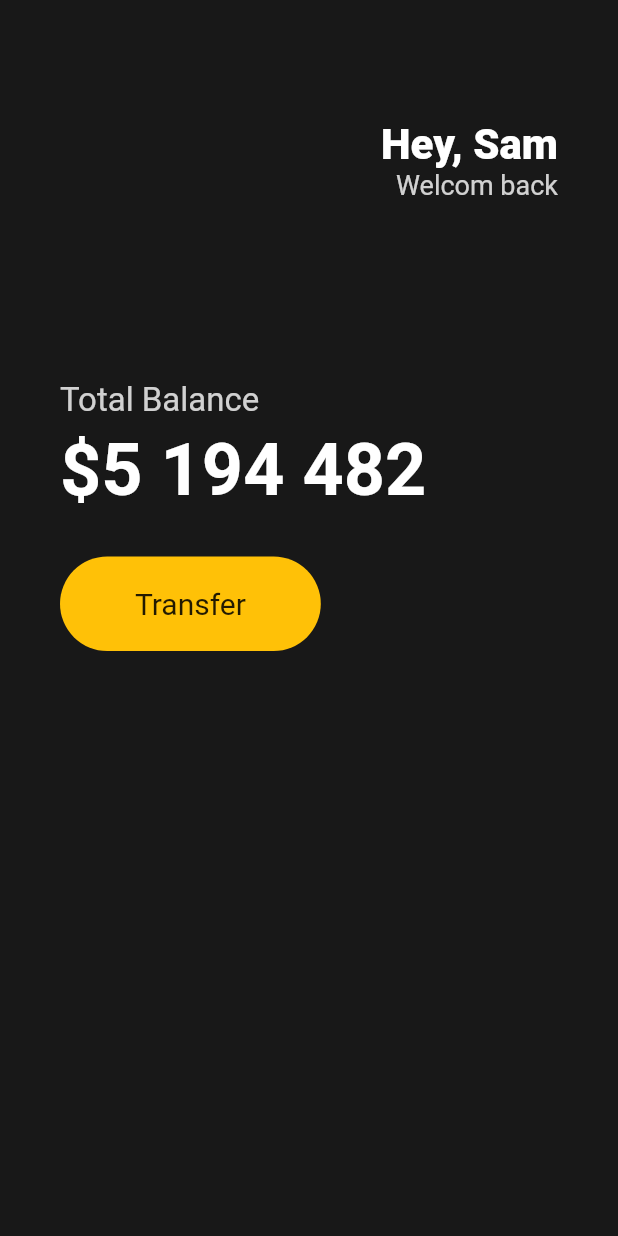
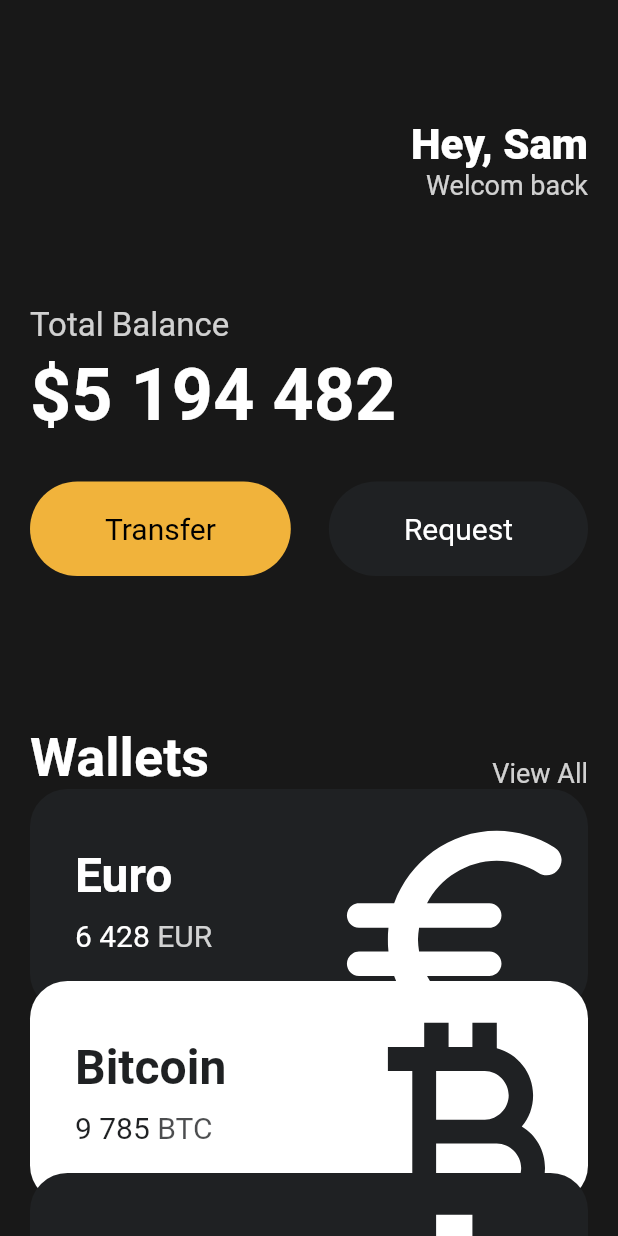
Before and after one commit to KyungTae0/toonflix, a Flutter app: the screen it shows after launch, on a phone screen of 412 x 824 dp. Run offline on Flutter 3.47's test engine with Material 2 defaults, Android fonts, the phone set to English and light mode, and no system bars.

Commit message:
Feat: 3강 끝 - 카드까지

```diff
--- a/lib/main.dart
+++ b/lib/main.dart
@@ -1,4 +1,6 @@
 import 'package:flutter/material.dart';
+import 'package:toonflix/widgets/Button.dart';
+import 'package:toonflix/widgets/currency_card.dart';
 
 void main() {
   runApp(const App());
@@ -19,10 +21,11 @@ class App extends StatelessWidget {
     return MaterialApp(
       // Scaffold -> app의 구조를 잡아주는 애임 모든 app 에서 필요함
       home: Scaffold(
-          backgroundColor: const Color(0xFF181818),
-          body: Padding(
+        backgroundColor: const Color(0xFF181818),
+        body: SingleChildScrollView(
+          child: Padding(
             padding: const EdgeInsets.symmetric(
-              horizontal: 40,
+              horizontal: 20,
             ),
             child: Column(
               crossAxisAlignment: CrossAxisAlignment.start,
@@ -56,7 +59,7 @@ class App extends StatelessWidget {
                   ],
                 ),
                 const SizedBox(
-                  height: 120,
+                  height: 70,
                 ),
                 Text(
                   'Total Balance',
@@ -79,31 +82,77 @@ class App extends StatelessWidget {
                 const SizedBox(
                   height: 30,
                 ),
+                const Row(
+                  mainAxisAlignment: MainAxisAlignment.spaceBetween,
+                  children: [
+                    Button(
+                      text: 'Transfer',
+                      bgColor: Color(0XFFF1B33B),
+                      txtColor: Colors.black,
+                    ),
+                    Button(
+                      text: 'Request',
+                      bgColor: Color(0xFF1F2123),
+                      txtColor: Colors.white,
+                    ),
+                  ],
+                ),
+                const SizedBox(
+                  height: 100,
+                ),
                 Row(
+                  mainAxisAlignment: MainAxisAlignment.spaceBetween,
+                  crossAxisAlignment: CrossAxisAlignment.end,
                   children: [
-                    Container(
-                      decoration: BoxDecoration(
-                        color: Colors.amber,
-                        borderRadius: BorderRadius.circular(45),
+                    const Text(
+                      'Wallets',
+                      style: TextStyle(
+                        color: Colors.white,
+                        fontSize: 36,
+                        fontWeight: FontWeight.w600,
                       ),
-                      child: const Padding(
-                        padding: EdgeInsets.symmetric(
-                          vertical: 20,
-                          horizontal: 50,
-                        ),
-                        child: Text(
-                          'Transfer',
-                          style: TextStyle(
-                            fontSize: 20,
-                          ),
-                        ),
+                    ),
+                    Text(
+                      'View All',
+                      style: TextStyle(
+                        color: Colors.white.withOpacity(0.8),
+                        fontSize: 18,
                       ),
-                    )
+                    ),
                   ],
-                )
+                ),
+                const SizedBox(
+                  height: 20,
+                ),
+                const CurrencyCard(
+                  name: "Euro",
+                  code: "EUR",
+                  amount: '6 428',
+                  icon: Icons.euro_rounded,
+                  isInverted: false,
+                  order: 1,
+                ),
+                const CurrencyCard(
+                  name: "Bitcoin",
+                  code: "BTC",
+                  amount: '9 785',
+                  icon: Icons.currency_bitcoin,
+                  isInverted: true,
+                  order: 2,
+                ),
+                const CurrencyCard(
+                  name: "Dollar",
+                  code: "USD",
+                  amount: '428',
+                  icon: Icons.attach_money_outlined,
+                  isInverted: false,
+                  order: 3,
+                ),
               ],
             ),
-          )),
+          ),
+        ),
+      ),
     );
   }
 }
--- /dev/null
+++ b/lib/widgets/button.dart
@@ -0,0 +1,37 @@
+import 'package:flutter/material.dart';
+
+class Button extends StatelessWidget {
+  final String text;
+  final Color bgColor;
+  final Color txtColor;
+
+  const Button({
+    super.key,
+    required this.text,
+    required this.bgColor,
+    required this.txtColor,
+  });
+
+  @override
+  Widget build(BuildContext context) {
+    return Container(
+      decoration: BoxDecoration(
+        color: bgColor,
+        borderRadius: BorderRadius.circular(45),
+      ),
+      child: Padding(
+        padding: const EdgeInsets.symmetric(
+          vertical: 20,
+          horizontal: 50,
+        ),
+        child: Text(
+          text,
+          style: TextStyle(
+            color: txtColor,
+            fontSize: 20,
+          ),
+        ),
+      ),
+    );
+  }
+}
--- /dev/null
+++ b/lib/widgets/currency_card.dart
@@ -0,0 +1,92 @@
+import 'package:flutter/material.dart';
+
+class CurrencyCard extends StatelessWidget {
+  final String name, code, amount;
+  final IconData icon;
+  final bool isInverted;
+  final int order;
+
+  final _blackColor = const Color(0xFF1F2123);
+
+  const CurrencyCard({
+    super.key,
+    required this.name,
+    required this.code,
+    required this.amount,
+    required this.icon,
+    required this.isInverted,
+    required this.order,
+  });
+
+  @override
+  Widget build(BuildContext context) {
+    return Transform.translate(
+      offset: Offset(0, order * -20),
+      child: Container(
+        clipBehavior: Clip.hardEdge,
+        decoration: BoxDecoration(
+          color: isInverted ? Colors.white : _blackColor,
+          borderRadius: BorderRadius.circular(25),
+        ),
+        child: Padding(
+          padding: const EdgeInsets.all(30),
+          child: Row(
+            mainAxisAlignment: MainAxisAlignment.spaceBetween,
+            children: [
+              Column(
+                crossAxisAlignment: CrossAxisAlignment.start,
+                children: [
+                  Text(
+                    name,
+                    style: TextStyle(
+                      color: isInverted ? _blackColor : Colors.white,
+                      fontSize: 32,
+                      fontWeight: FontWeight.w600,
+                    ),
+                  ),
+                  const SizedBox(
+                    height: 10,
+                  ),
+                  Row(
+                    children: [
+                      Text(
+                        amount,
+                        style: TextStyle(
+                          color: isInverted ? _blackColor : Colors.white,
+                          fontSize: 20,
+                        ),
+                      ),
+                      const SizedBox(
+                        width: 5,
+                      ),
+                      Text(
+                        code,
+                        style: TextStyle(
+                          color: isInverted
+                              ? _blackColor.withOpacity(0.8)
+                              : Colors.white.withOpacity(0.8),
+                          fontSize: 20,
+                        ),
+                      ),
+                    ],
+                  ),
+                ],
+              ),
+              Transform.scale(
+                scale: 2.2,
+                child: Transform.translate(
+                  offset: const Offset(-5, 12),
+                  child: Icon(
+                    icon,
+                    color: isInverted ? _blackColor : Colors.white,
+                    size: 88,
+                  ),
+                ),
+              )
+            ],
+          ),
+        ),
+      ),
+    );
+  }
+}
```
